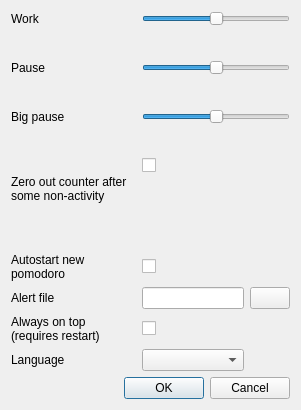
This is src/settings.ui in rtkt/pomodoro as Qt 5 draws it before an edit. The edited form follows.
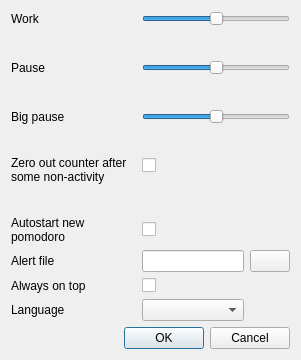
This is the edited form.

```diff
--- a/src/settings.ui
+++ b/src/settings.ui
@@ -7,7 +7,7 @@
     <x>0</x>
     <y>0</y>
     <width>301</width>
-    <height>410</height>
+    <height>360</height>
    </rect>
   </property>
   <property name="windowTitle">
@@ -75,7 +75,7 @@
    <item row="10" column="0">
     <widget class="QLabel" name="onTopLabel">
      <property name="text">
-      <string>Always on top (requires restart)</string>
+      <string>Always on top</string>
      </property>
      <property name="wordWrap">
       <bool>true</bool>
```
